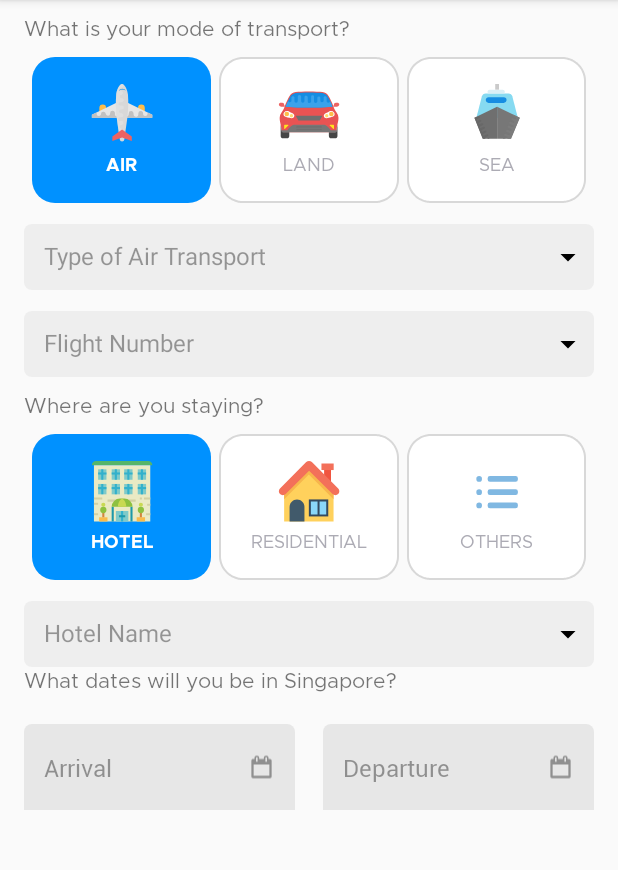
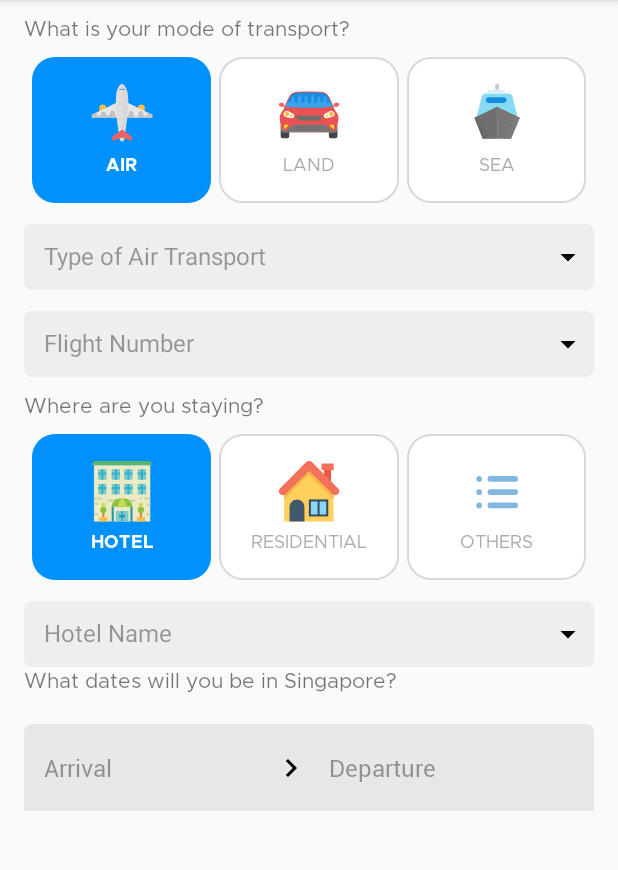
Before and after one commit to TORU0239/CustomSelector, an Android app: the screen it shows after launch (MainActivity), on a phone screen of 412 x 824 dp, the part 84-954 px from its top. Run offline under Robolectric (Android 15) with nearby library versions, the phone set to English and light mode, and no system bars; libraries missing offline, so code that uses them is left out: ru.slybeaver.slycalendarview.

Commit message:
reimplement datepicker part

```diff
--- a/app/src/main/java/sg/toru/customselector/ui/MainActivity.kt
+++ b/app/src/main/java/sg/toru/customselector/ui/MainActivity.kt
@@ -16,7 +16,7 @@ class MainActivity : AppCompatActivity() {
         setContentView(R.layout.activity_main)
 
         departureForm = findViewById(R.id.departure_form)
-        departureForm.onCallback = {
+        departureForm.callback = {
             SlyCalendarDialog()
                 .setSingle(false)
                 .setCallback(object:SlyCalendarDialog.Callback{
@@ -26,6 +26,11 @@ class MainActivity : AppCompatActivity() {
                         hours: Int,
                         minutes: Int
                     ) {
+                        firstDate?.let { firstCalendar ->
+                            secondDate?.let { secondCalendar ->
+                                departureForm.setFirstDateAndLastDate(firstCalendar, secondCalendar)
+                            }
+                        }
                     }
 
                     override fun onCancelled() {}
--- a/app/src/main/java/sg/toru/customselector/view/CustomDepartureForm.kt
+++ b/app/src/main/java/sg/toru/customselector/view/CustomDepartureForm.kt
@@ -2,13 +2,14 @@ package sg.toru.customselector.view
 
 import android.content.Context
 import android.util.AttributeSet
-import android.util.Log
 import android.view.LayoutInflater
 import android.view.View
-import android.view.View.OnClickListener
-import android.widget.ImageView
+import android.widget.TextView
 import androidx.constraintlayout.widget.ConstraintLayout
 import sg.toru.customselector.R
+import java.lang.StringBuilder
+import java.text.SimpleDateFormat
+import java.util.*
 
 class CustomDepartureForm:ConstraintLayout {
     constructor(context: Context?) : super(context){
@@ -26,121 +27,42 @@ class CustomDepartureForm:ConstraintLayout {
         init()
     }
 
-    private lateinit var arriveForm:ConstraintLayout
-    private lateinit var departureForm: ConstraintLayout
-    private lateinit var filledArriveForm:ConstraintLayout
-    private lateinit var filledDepartureForm:ConstraintLayout
+    private lateinit var unfilledForm:ConstraintLayout
+    private lateinit var filledForm:ConstraintLayout
 
-    private lateinit var calendarArrive: ImageView
-    private lateinit var filledCalendarArrive: ImageView
-    private lateinit var calendarDepart: ImageView
-    private lateinit var filledCalendarDepart: ImageView
+    private lateinit var txtArrivalDate: TextView
+    private lateinit var txtDepartureDate: TextView
 
-    // callback
-    var onCallback:(()->Unit)? = null
-
-    private val calendarClickListener = OnClickListener { view ->
-        when(view.tag){
-            "calendarArrive" -> {
-                Log.i("CustomDeparture", "Arrive Clicked")
-                onCallback?.invoke()
-            }
-            "calendarDepart" -> {
-                Log.i("CustomDeparture", "Depart Clicked")
-                showDifferentContainer(true, view.tag as String)
-            }
-            "filledCalendarArrive" -> {
-                Log.i("CustomDeparture", "Arrive Clicked")
-                showDifferentContainer(false, view.tag as String)
-            }
-            "filledCalendarDepart" -> {
-                Log.i("CustomDeparture", "Depart Clicked")
-                showDifferentContainer(false, view.tag as String)
-            }
-
-            else -> throw IllegalArgumentException("WTF the other one?")
-        }
-    }
-
-    private fun showDifferentContainer(isFilled:Boolean, tag:String){
-        when(tag){
-            "calendarArrive"->{
-                if(isFilled){
-                    arriveForm.visibility = View.GONE
-                    filledArriveForm.visibility = View.VISIBLE
-                }
-                else{
-                    arriveForm.visibility = View.VISIBLE
-                    filledArriveForm.visibility = View.GONE
-                }
-            }
-            "calendarDepart"->{
-                if(isFilled){
-                    departureForm.visibility = View.GONE
-                    filledDepartureForm.visibility = View.VISIBLE
-                }
-                else{
-                    departureForm.visibility = View.VISIBLE
-                    filledDepartureForm.visibility = View.GONE
-                }
-            }
-            "filledCalendarArrive"->{
-                if(!isFilled){
-                    arriveForm.visibility = View.VISIBLE
-                    filledArriveForm.visibility = View.GONE
-                }
-                else{
-                    arriveForm.visibility = View.GONE
-                    filledArriveForm.visibility = View.VISIBLE
-                }
-            }
-            "filledCalendarDepart"->{
-                if(!isFilled){
-                    departureForm.visibility = View.VISIBLE
-                    filledDepartureForm.visibility = View.GONE
-                }
-                else{
-                    departureForm.visibility = View.GONE
-                    filledDepartureForm.visibility = View.VISIBLE
-                }
-            }
-        }
-    }
-
+    var callback:(()->Unit)? = null
     private fun init(){
         val view = LayoutInflater.from(context).inflate(R.layout.layout_arrival_date, this, false)
         addView(view)
 
-        arriveForm = view.findViewById(R.id.container_arrival)
-        departureForm = view.findViewById(R.id.container_departure)
+        unfilledForm = view.findViewById(R.id.container_unfilled)
+        unfilledForm.setOnClickListener {
+            callback?.invoke()
+        }
+        unfilledForm.visibility = View.VISIBLE
 
-        filledArriveForm = view.findViewById(R.id.container_arrival_filled)
-        filledDepartureForm = view.findViewById(R.id.container_departure_filled)
-
-        calendarArrive = view.findViewById(R.id.btn_open_calendar_arrival)
-        calendarDepart = view.findViewById(R.id.btn_open_calendar_departure)
-
-        filledCalendarArrive = view.findViewById(R.id.btn_open_calendar_arrival_filled)
-        filledCalendarDepart = view.findViewById(R.id.btn_open_calendar_departure_filled)
-
-        calendarArrive.apply {
-            tag = "calendarArrive"
-            setOnClickListener(calendarClickListener)
+        filledForm = view.findViewById(R.id.container_filled)
+        filledForm.setOnClickListener {
+            callback?.invoke()
         }
 
-        calendarDepart.apply {
-            tag = "calendarDepart"
-            setOnClickListener(calendarClickListener)
-        }
+        filledForm.visibility = View.GONE
 
-        filledCalendarArrive.apply {
-            tag = "filledCalendarArrive"
-            setOnClickListener(calendarClickListener)
-        }
+        txtArrivalDate = view.findViewById(R.id.txt_arrival_date)
+        txtDepartureDate = view.findViewById(R.id.txt_departure_date)
+    }
 
-        filledCalendarDepart.apply {
-            tag = "filledCalendarDepart"
-            setOnClickListener(calendarClickListener)
-        }
+    fun setFirstDateAndLastDate(
+        firstCalendar:Calendar,
+        secondCalendar: Calendar
+    ){
+        val sdf = SimpleDateFormat("MMM dd, yyyy")
+        txtArrivalDate.text = sdf.format(firstCalendar.time)
+        txtDepartureDate.text = sdf.format(secondCalendar.time)
+        filledForm.visibility = View.VISIBLE
+        unfilledForm.visibility = View.GONE
     }
 }
--- /dev/null
+++ b/app/src/main/res/drawable/ic_chevron_right_24_px.xml
@@ -0,0 +1,10 @@
+<vector xmlns:android="http://schemas.android.com/apk/res/android"
+    android:width="24dp"
+    android:height="24dp"
+    android:viewportWidth="24"
+    android:viewportHeight="24">
+  <path
+      android:pathData="M10,6L8.59,7.41 13.17,12 8.59,16.59 10,18l6,-6z"
+      android:fillColor="#000"
+      android:fillType="evenOdd"/>
+</vector>
--- a/app/src/main/res/layout/layout_arrival_date.xml
+++ b/app/src/main/res/layout/layout_arrival_date.xml
@@ -15,28 +15,38 @@
         app:layout_constraintTop_toTopOf="parent"
         app:layout_constraintStart_toStartOf="parent"/>
 
+    <androidx.constraintlayout.widget.Guideline
+        android:id="@+id/guideline_start_16dp"
+        android:layout_width="match_parent"
+        android:layout_height="wrap_content"
+        android:orientation="vertical"
+        app:layout_constraintGuide_begin="16dp" />
+
+    <androidx.constraintlayout.widget.Guideline
+        android:id="@+id/guideline_end_16dp"
+        android:layout_width="match_parent"
+        android:layout_height="wrap_content"
+        android:orientation="vertical"
+        app:layout_constraintGuide_end="16dp" />
+
+
     <androidx.constraintlayout.widget.ConstraintLayout
-        android:id="@+id/container_arrival"
+        android:id="@+id/container_unfilled"
         android:layout_width="0dp"
         android:layout_height="0dp"
         android:layout_marginTop="20dp"
-        android:layout_marginStart="16dp"
         android:background="@drawable/rect_half_corner_bg"
         app:layout_constraintTop_toBottomOf="@id/txt_header"
-        app:layout_constraintStart_toStartOf="parent"
-        app:layout_constraintWidth_percent="0.438"
-        app:layout_constraintDimensionRatio="1:0.316">
+        app:layout_constraintStart_toStartOf="@id/guideline_start_16dp"
+        app:layout_constraintEnd_toEndOf="@id/guideline_end_16dp"
+        app:layout_constraintDimensionRatio="1:0.152">
 
-        <ImageView
-            android:id="@+id/btn_open_calendar_arrival"
-            android:layout_width="18dp"
-            android:layout_height="20dp"
-            android:layout_marginEnd="13dp"
-            android:src="@drawable/ic_icon_action_calendar_border_24_px"
-            app:layout_constraintTop_toTopOf="parent"
-            app:layout_constraintBottom_toBottomOf="parent"
-            app:layout_constraintEnd_toEndOf="parent"/>
-
+        <androidx.constraintlayout.widget.Guideline
+            android:id="@+id/guideline_half"
+            android:layout_width="match_parent"
+            android:layout_height="wrap_content"
+            android:orientation="vertical"
+            app:layout_constraintGuide_percent="0.5"/>
         <TextView
             android:id="@+id/txt_arrival"
             android:layout_width="wrap_content"
@@ -49,30 +59,47 @@
             app:layout_constraintTop_toTopOf="parent"
             app:layout_constraintBottom_toBottomOf="parent"
             app:layout_constraintStart_toStartOf="parent"/>
+
+        <ImageView
+            android:layout_width="wrap_content"
+            android:layout_height="wrap_content"
+            android:src="@drawable/ic_chevron_right_24_px"
+            app:layout_constraintTop_toTopOf="parent"
+            app:layout_constraintBottom_toBottomOf="parent"
+            app:layout_constraintEnd_toEndOf="@id/guideline_half"/>
+
+        <TextView
+            android:id="@+id/txt_departure"
+            android:layout_width="wrap_content"
+            android:layout_height="wrap_content"
+            android:layout_marginStart="13dp"
+            android:fontFamily="@font/roboto_regular"
+            android:textColor="#61000000"
+            android:textSize="16sp"
+            android:text="Departure"
+            app:layout_constraintTop_toTopOf="parent"
+            app:layout_constraintBottom_toBottomOf="parent"
+            app:layout_constraintStart_toStartOf="@id/guideline_half"/>
     </androidx.constraintlayout.widget.ConstraintLayout>
 
     <androidx.constraintlayout.widget.ConstraintLayout
-        android:id="@+id/container_arrival_filled"
+        android:id="@+id/container_filled"
         android:layout_width="0dp"
         android:layout_height="0dp"
         android:layout_marginTop="20dp"
-        android:layout_marginStart="16dp"
-        android:visibility="gone"
+        android:background="@drawable/rect_half_corner_bg"
         app:layout_constraintTop_toBottomOf="@id/txt_header"
-        app:layout_constraintStart_toStartOf="parent"
-        app:layout_constraintWidth_percent="0.438"
-        app:layout_constraintDimensionRatio="1:0.316">
+        app:layout_constraintStart_toStartOf="@id/guideline_start_16dp"
+        app:layout_constraintEnd_toEndOf="@id/guideline_end_16dp"
+        app:layout_constraintDimensionRatio="1:0.152"
+        android:visibility="visible">
 
-        <ImageView
-            android:id="@+id/btn_open_calendar_arrival_filled"
-            android:layout_width="18dp"
-            android:layout_height="20dp"
-            android:layout_marginEnd="13dp"
-            android:src="@drawable/ic_icon_action_calendar_border_24_px_filled"
-            app:layout_constraintTop_toTopOf="parent"
-            app:layout_constraintBottom_toBottomOf="parent"
-            app:layout_constraintEnd_toEndOf="parent"/>
-
+        <androidx.constraintlayout.widget.Guideline
+            android:id="@+id/guideline_half_filled"
+            android:layout_width="match_parent"
+            android:layout_height="wrap_content"
+            android:orientation="vertical"
+            app:layout_constraintGuide_percent="0.5"/>
         <TextView
             android:id="@+id/txt_arrival_filled"
             android:layout_width="wrap_content"
@@ -98,67 +125,15 @@
             android:text="Nov 17, 2019"
             android:includeFontPadding="false"
             app:layout_constraintTop_toBottomOf="@id/txt_arrival_filled"
-            app:layout_constraintStart_toStartOf="parent"
-            app:layout_constraintEnd_toStartOf="@id/btn_open_calendar_arrival_filled"/>
-    </androidx.constraintlayout.widget.ConstraintLayout>
-
-    <androidx.constraintlayout.widget.ConstraintLayout
-        android:id="@+id/container_departure"
-        android:layout_width="0dp"
-        android:layout_height="0dp"
-        android:layout_marginTop="20dp"
-        android:layout_marginEnd="16dp"
-        android:background="@drawable/rect_half_corner_bg"
-        app:layout_constraintTop_toBottomOf="@id/txt_header"
-        app:layout_constraintEnd_toEndOf="parent"
-        app:layout_constraintWidth_percent="0.438"
-        app:layout_constraintDimensionRatio="1:0.316">
+            app:layout_constraintStart_toStartOf="parent" />
 
         <ImageView
-            android:id="@+id/btn_open_calendar_departure"
-            android:layout_width="18dp"
-            android:layout_height="20dp"
-            android:layout_marginEnd="13dp"
-            android:src="@drawable/ic_icon_action_calendar_border_24_px"
+            android:layout_width="wrap_content"
+            android:layout_height="wrap_content"
+            android:src="@drawable/ic_chevron_right_24_px"
             app:layout_constraintTop_toTopOf="parent"
             app:layout_constraintBottom_toBottomOf="parent"
-            app:layout_constraintEnd_toEndOf="parent"/>
-
-        <TextView
-            android:id="@+id/txt_departure"
-            android:layout_width="wrap_content"
-            android:layout_height="wrap_content"
-            android:layout_marginStart="13dp"
-            android:fontFamily="@font/roboto_regular"
-            android:textSize="16sp"
-            android:text="Departure"
-            android:textColor="#61000000"
-            app:layout_constraintTop_toTopOf="parent"
-            app:layout_constraintBottom_toBottomOf="parent"
-            app:layout_constraintStart_toStartOf="parent"/>
-    </androidx.constraintlayout.widget.ConstraintLayout>
-
-    <androidx.constraintlayout.widget.ConstraintLayout
-        android:id="@+id/container_departure_filled"
-        android:layout_width="0dp"
-        android:layout_height="0dp"
-        android:layout_marginTop="20dp"
-        android:layout_marginEnd="16dp"
-        android:visibility="gone"
-        app:layout_constraintTop_toBottomOf="@id/txt_header"
-        app:layout_constraintEnd_toEndOf="parent"
-        app:layout_constraintWidth_percent="0.438"
-        app:layout_constraintDimensionRatio="1:0.316">
-
-        <ImageView
-            android:id="@+id/btn_open_calendar_departure_filled"
-            android:layout_width="18dp"
-            android:layout_height="20dp"
-            android:layout_marginEnd="13dp"
-            android:src="@drawable/ic_icon_action_calendar_border_24_px_filled"
-            app:layout_constraintTop_toTopOf="parent"
-            app:layout_constraintBottom_toBottomOf="parent"
-            app:layout_constraintEnd_toEndOf="parent"/>
+            app:layout_constraintEnd_toEndOf="@id/guideline_half_filled"/>
 
         <TextView
             android:id="@+id/txt_departure_filled"
@@ -172,10 +147,10 @@
             android:text="Departure"
             android:includeFontPadding="false"
             app:layout_constraintTop_toTopOf="parent"
-            app:layout_constraintStart_toStartOf="parent"/>
+            app:layout_constraintStart_toStartOf="@id/guideline_half_filled"/>
 
         <TextView
-            android:id="@+id/txt_deoarture_date"
+            android:id="@+id/txt_departure_date"
             android:layout_width="0dp"
             android:layout_height="wrap_content"
             android:layout_marginStart="13dp"
@@ -184,8 +159,10 @@
             android:textSize="16sp"
             android:text="Nov 17, 2019"
             android:includeFontPadding="false"
-            app:layout_constraintTop_toBottomOf="@id/txt_departure_filled"
-            app:layout_constraintStart_toStartOf="parent"
-            app:layout_constraintEnd_toStartOf="@id/btn_open_calendar_departure_filled"/>
+            app:layout_constraintTop_toBottomOf="@id/txt_arrival_filled"
+            app:layout_constraintStart_toStartOf="@id/guideline_half_filled" />
     </androidx.constraintlayout.widget.ConstraintLayout>
+
+
+
 </androidx.constraintlayout.widget.ConstraintLayout>
```
